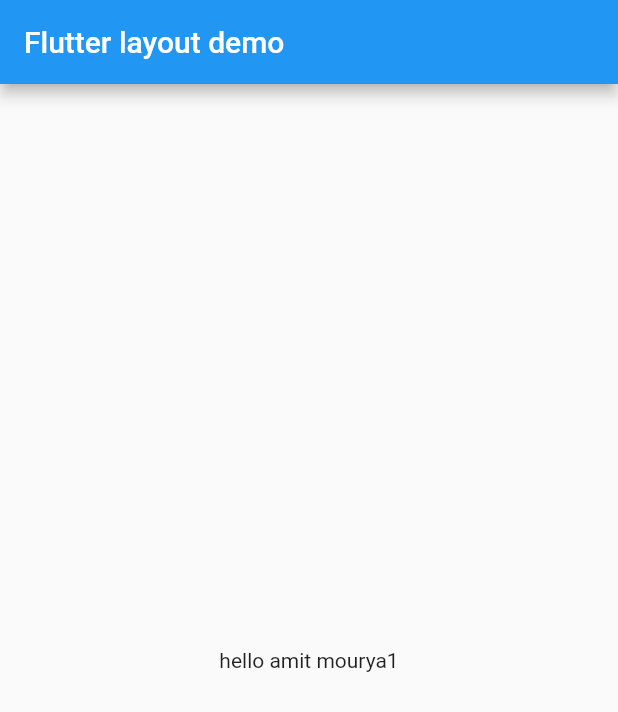
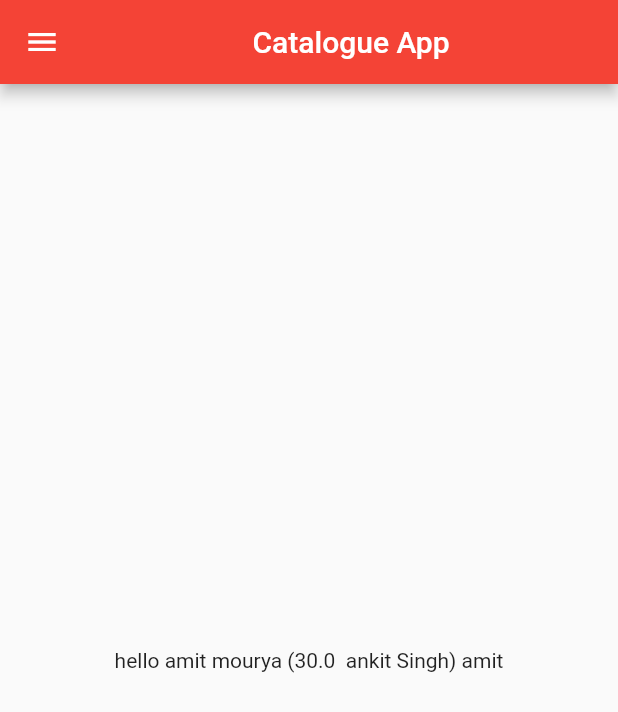
Before and after one commit to mourya450/demo_app, a Flutter app: the screen it shows after launch, on a phone screen of 412 x 824 dp. Shown: the top 712 px of the screen. Run offline on Flutter 3.47's test engine with Material 2 defaults, Android fonts, the phone set to English and light mode, and no system bars; statements that could not run were skipped.

Commit message:
flutter routes  initiation

```diff
--- /dev/null
+++ b/lib/Screens/homepage.dart
@@ -0,0 +1,16 @@
+import 'package:flutter/material.dart';
+
+class HomePage extends StatelessWidget {
+  const HomePage({Key? key}) : super(key: key);
+
+  @override
+  Widget build(BuildContext context) {
+    double days = 30;
+    String Name = 'ankit Singh';
+    return Container(
+      child: Center(
+        child: Text('hello amit mourya ($days  $Name) amit'),
+      ),
+    );
+  }
+}
--- a/lib/main.dart
+++ b/lib/main.dart
@@ -1,3 +1,4 @@
+import 'package:demo_app/Screens/homepage.dart';
 import 'package:flutter/material.dart';
 
 void main() {
@@ -9,18 +10,24 @@ class MyApp extends StatelessWidget {
 
   @override
   Widget build(BuildContext context) {
+    bringVegetables(thaila: true);
     return MaterialApp(
       title: 'My app',
       home: Scaffold(
         appBar: AppBar(
-          title: const Text('Flutter layout demo'),
+          title: const Center(
+            child: Text('Catalogue App'),
+          ),
         ),
-        body:  Container(
-          child:Center(
-            child: Text('hello amit mourya1'),
-            ),
-        ),
+        body: HomePage(),
+        drawer: Drawer(),
       ),
+      themeMode: ThemeMode.dark,
+      // theme: ThemeData(primarySwatch: Colors.purple),
+      darkTheme: ThemeData(primarySwatch: Colors.red),
+      routes: {"/": ((context) => HomePage())},
     );
   }
+
+  bringVegetables({@required bool thaila = false, int rupee = 200}) {}
 }
```
